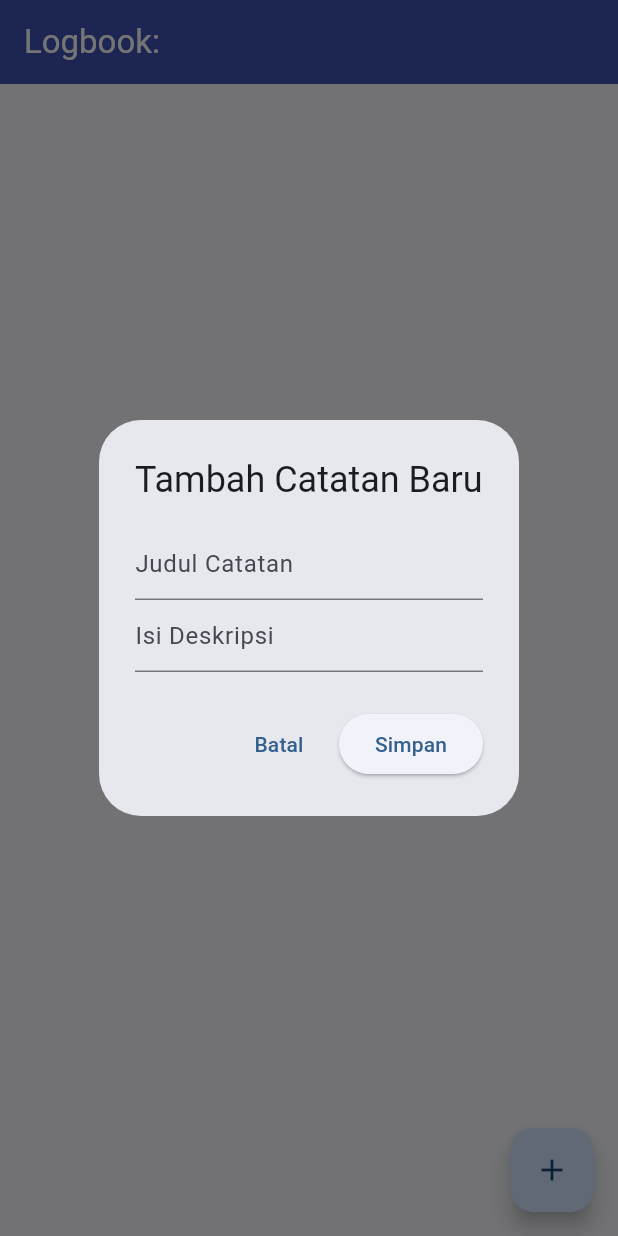
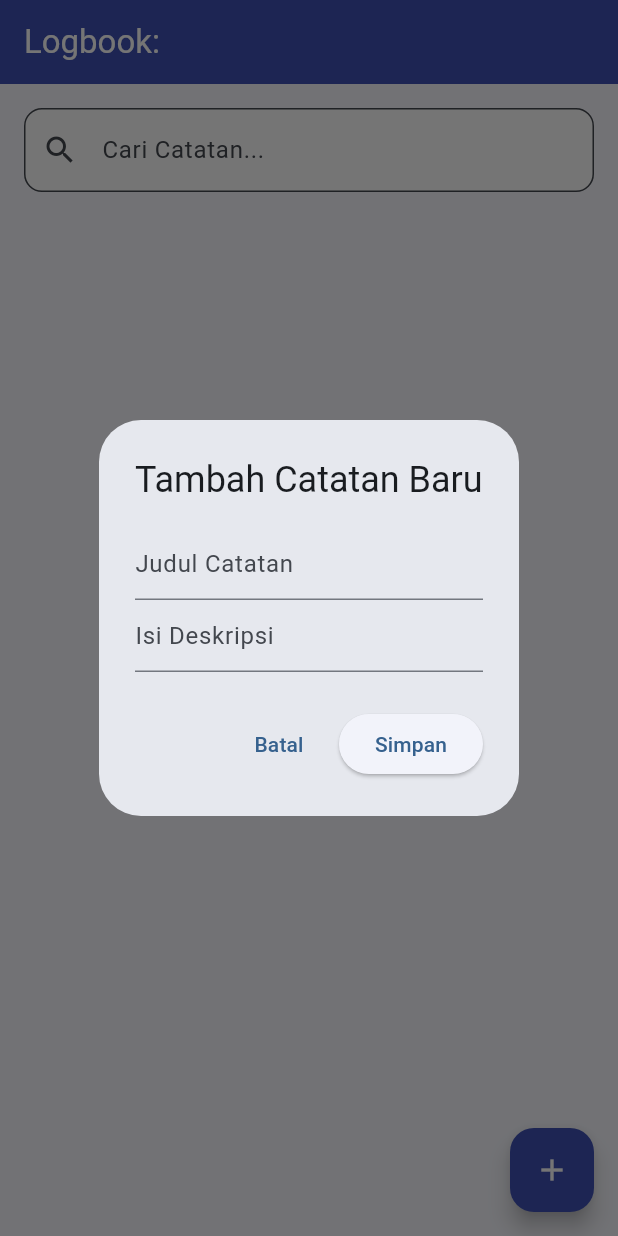
Before and after one commit to Umeem26/PY4_2C_D3_2024_Modul3_078, a Flutter app: the LogView screen opened directly with empty values, after a tap on the "add" icon, on a phone screen of 412 x 824 dp. Run offline on Flutter 3.47's test engine with Material 3 defaults, Android fonts, the light colour scheme and no system bars; our stand-ins replace shared_preferences; accounts and stored records are empty.

Commit message:
Feat: Search Bar

```diff
--- a/logbook_modul3/lib/features/logbook/log_view.dart
+++ b/logbook_modul3/lib/features/logbook/log_view.dart
@@ -93,18 +93,45 @@ class _LogViewState extends State<LogView> {
         backgroundColor: Colors.indigo,
         foregroundColor: Colors.white,
       ),
-      body: ValueListenableBuilder<List<LogModel>>(
-        valueListenable: _controller.logsNotifier,
+
+      body: Column( // Kita bungkus dengan Column agar bisa taruh Search Bar di atas
+        children: [
+          // KOTAK PENCARIAN
+          Padding(
+            padding: const EdgeInsets.all(16.0),
+            child: TextField(
+              onChanged: (value) => _controller.searchLog(value), // Panggil fungsi search
+              decoration: InputDecoration(
+                labelText: "Cari Catatan...",
+                prefixIcon: const Icon(Icons.search),
+                border: OutlineInputBorder(
+                  borderRadius: BorderRadius.circular(12),
+                ),
+                filled: true,
+                fillColor: Colors.white,
+              ),
+            ),
+          ),
+
+          // DAFTAR CATATAN (Gunakan Expanded karena di dalam Column)
+          Expanded(
+            // PERHATIKAN: Sekarang kita listen ke filteredLogs, bukan logsNotifier
+            child: ValueListenableBuilder<List<LogModel>>(
+              valueListenable: _controller.filteredLogs,
               builder: (context, currentLogs, child) {
-          if (currentLogs.isEmpty) return const Center(child: Text("Belum ada catatan."));
+                if (currentLogs.isEmpty) {
+                  return const Center(child: Text("Tidak ada catatan ditemukan."));
+                }
                 return ListView.builder(
                   itemCount: currentLogs.length,
                   itemBuilder: (context, index) {
                     final log = currentLogs[index];
                     return Card(
+                      margin: const EdgeInsets.symmetric(horizontal: 16, vertical: 8),
+                      elevation: 2,
                       child: ListTile(
-                  leading: const Icon(Icons.note),
-                  title: Text(log.title),
+                        leading: const Icon(Icons.note, color: Colors.indigo),
+                        title: Text(log.title, style: const TextStyle(fontWeight: FontWeight.bold)),
                         subtitle: Text(log.description),
                         trailing: Wrap(
                           children: [
@@ -124,8 +151,13 @@ class _LogViewState extends State<LogView> {
                 );
               },
             ),
+          ),
+        ],
+      ),
       floatingActionButton: FloatingActionButton(
         onPressed: _showAddLogDialog,
+        backgroundColor: Colors.indigo,
+        foregroundColor: Colors.white,
         child: const Icon(Icons.add),
       ),
     );
```
Also changed, not shown: logbook_modul3/lib/features/logbook/log_controller.dart (+16 -0 lines). Lines whose indentation alone changed are shown as unchanged.
